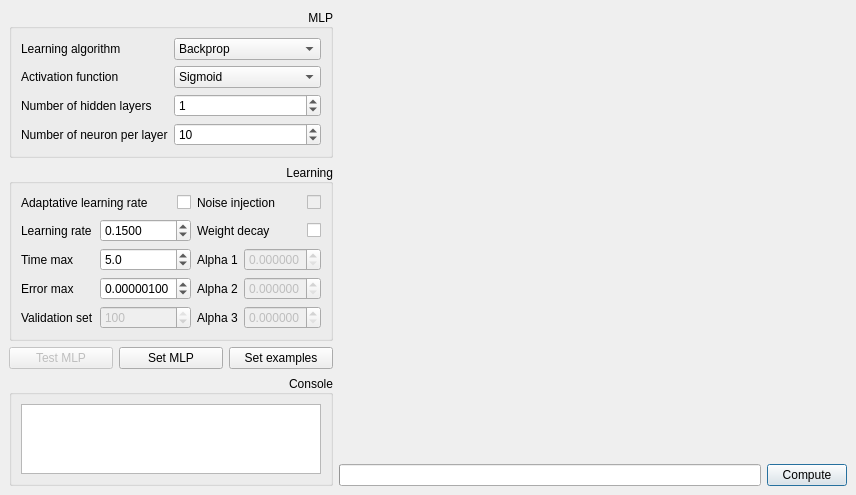
Before: the Qt Designer form mainwindow.ui in leonard-henriquez/MLP, drawn with Qt 5.
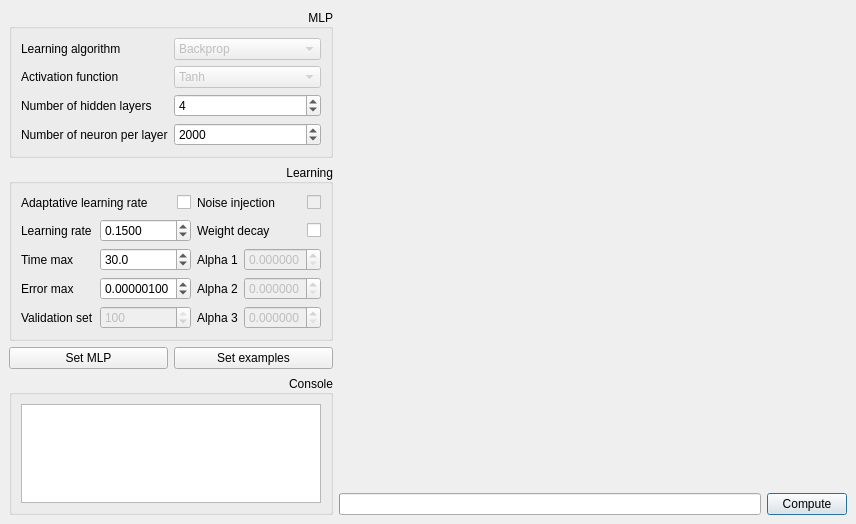
After: the same form once the commit is applied. Custom widgets are drawn as their Qt base class.

Diff of the .ui file:
```diff
--- a/mainwindow.ui
+++ b/mainwindow.ui
@@ -7,7 +7,7 @@
     <x>0</x>
     <y>0</y>
     <width>856</width>
-    <height>457</height>
+    <height>524</height>
    </rect>
   </property>
   <property name="windowTitle">
@@ -49,16 +49,6 @@
     </item>
     <item row="2" column="0">
      <layout class="QHBoxLayout" name="horizontalLayout_2">
-      <item>
-       <widget class="QPushButton" name="Test">
-        <property name="enabled">
-         <bool>false</bool>
-        </property>
-        <property name="text">
-         <string>Test MLP</string>
-        </property>
-       </widget>
-      </item>
       <item>
        <widget class="QPushButton" name="MLP">
         <property name="maximumSize">
@@ -108,11 +98,14 @@
          <property name="decimals">
           <number>1</number>
          </property>
+         <property name="maximum">
+          <double>1000.000000000000000</double>
+         </property>
          <property name="singleStep">
           <double>0.500000000000000</double>
          </property>
          <property name="value">
-          <double>5.000000000000000</double>
+          <double>30.000000000000000</double>
          </property>
         </widget>
        </item>
@@ -371,6 +364,9 @@
        </item>
        <item row="0" column="1">
         <widget class="QComboBox" name="LearningAlgorithm">
+         <property name="enabled">
+          <bool>false</bool>
+         </property>
          <item>
           <property name="text">
            <string>Backprop</string>
@@ -405,30 +401,28 @@
           <number>0</number>
          </property>
          <property name="maximum">
-          <number>3</number>
+          <number>6</number>
          </property>
          <property name="value">
-          <number>1</number>
+          <number>4</number>
          </property>
         </widget>
        </item>
        <item row="3" column="1">
         <widget class="QSpinBox" name="PL">
          <property name="maximum">
-          <number>200</number>
+          <number>1000000</number>
          </property>
          <property name="value">
-          <number>10</number>
+          <number>2000</number>
          </property>
         </widget>
        </item>
        <item row="1" column="1">
         <widget class="QComboBox" name="ActivationFunction">
-         <item>
-          <property name="text">
-           <string>Sigmoid</string>
-          </property>
-         </item>
+         <property name="enabled">
+          <bool>false</bool>
+         </property>
          <item>
           <property name="text">
            <string>Tanh</string>
```
Left out of the diff: 9 changed lines with no effect on the pictures.
